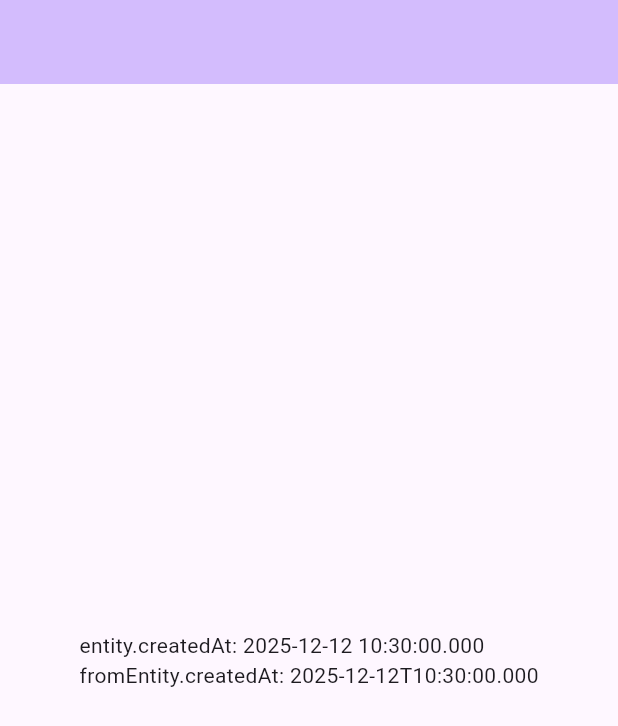
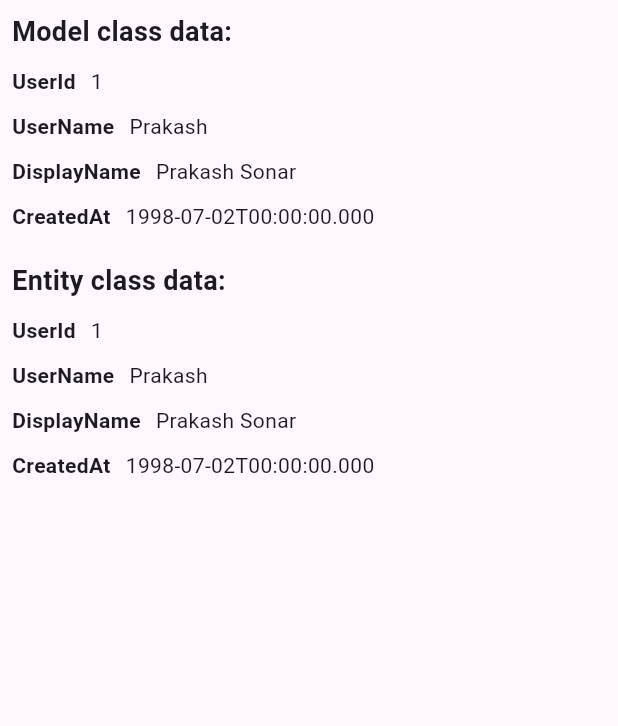
Before and after one commit to prakash-sonar-98/auto_entity, a Flutter app: the screen it shows after launch, on a phone screen of 412 x 824 dp. Shown: the top 726 px of the screen. Run offline on Flutter 3.47's test engine with Material 3 defaults, Android fonts, the phone set to English and light mode, and no system bars; missing offline and left inert: analyzer, build, source_gen; accounts and stored records are empty.

Commit message:
Bug fixes and example updated

```diff
--- a/example/lib/user_model.dart
+++ b/example/lib/data/models/user_model.dart
@@ -1,6 +1,6 @@
 import 'package:auto_entity/auto_entity.dart';
 
-import 'user_entity.dart';
+import '../../domain/entity/user_entity.dart';
 
 part 'user_model.auto_entity.g.dart';
 
@@ -13,16 +13,16 @@ class UserModel {
   final String? name;
 
   @AutoField(
-    name: 'created_at',
+    name: 'date_of_birth',
     toEntity: 'value == null ? null : DateTime.parse(value!)',
     fromEntity: 'value?.toIso8601String()',
   )
-  final String? createdAt;
+  final String? dob;
 
-  @AutoField(name: 'displayName', entityName: 'displayName')
-  final String? display;
+  @AutoField(name: 'display_name', entityName: 'displayName')
+  final String? displayName;
 
-  const UserModel({this.id, this.name, this.createdAt, this.display});
+  const UserModel({this.id, this.name, this.dob, this.displayName});
 
   factory UserModel.fromJson(Map<String, dynamic> json) =>
       _$UserModelFromJson(json);
--- /dev/null
+++ b/example/lib/domain/entity/user_entity.dart
@@ -0,0 +1,8 @@
+class UserEntity {
+  final String? id;
+  final String? name;
+  final String? displayName;
+  final DateTime? dob;
+
+  const UserEntity({this.id, this.name, this.displayName, this.dob});
+}
--- a/example/lib/main.dart
+++ b/example/lib/main.dart
@@ -1,5 +1,4 @@
-import 'package:example/user_entity.dart';
-import 'package:example/user_model.dart';
+import 'package:example/presentation/pages/user_details_page.dart';
 import 'package:flutter/material.dart';
 
 void main() {
@@ -14,51 +13,8 @@ class MyApp extends StatelessWidget {
     return MaterialApp(
       title: 'Flutter Demo',
       theme: ThemeData(colorScheme: .fromSeed(seedColor: Colors.deepPurple)),
-      home: const MyHomePage(),
+      home: const UserDetailsPage(),
+      debugShowCheckedModeBanner: false,
     );
   }
 }
-
-class MyHomePage extends StatefulWidget {
-  const MyHomePage({super.key});
-
-  @override
-  State<MyHomePage> createState() => _MyHomePageState();
-}
-
-class _MyHomePageState extends State<MyHomePage> {
-  UserEntity? _userEntity;
-  UserModel? _fromUserEntity;
-
-  @override
-  void initState() {
-    super.initState();
-
-    final userModel = UserModel(
-      id: '1',
-      name: 'Alice',
-      createdAt: DateTime.now().toIso8601String(),
-    );
-
-    // extension method on UserModel
-    _userEntity = userModel.toEntity();
-
-    // static method inside the extension
-    _fromUserEntity = UserModel.fromEntity(_userEntity!);
-  }
-
-  @override
-  Widget build(BuildContext context) {
-    return Scaffold(
-      appBar: AppBar(
-        backgroundColor: Theme.of(context).colorScheme.inversePrimary,
-      ),
-      body: Center(
-        child: Text(
-          'entity.createdAt: ${_userEntity?.createdAt}\n'
-          'fromEntity.createdAt: ${_fromUserEntity?.createdAt}',
-        ),
-      ),
-    );
-  }
-}
--- /dev/null
+++ b/example/lib/presentation/pages/user_details_page.dart
@@ -0,0 +1,87 @@
+import 'package:example/data/models/user_model.dart';
+import 'package:example/domain/entity/user_entity.dart';
+import 'package:flutter/material.dart';
+
+class UserDetailsPage extends StatefulWidget {
+  const UserDetailsPage({super.key});
+
+  @override
+  State<UserDetailsPage> createState() => _UserDetailsPageState();
+}
+
+class _UserDetailsPageState extends State<UserDetailsPage> {
+  UserEntity? _userEntity;
+  UserModel? _fromUserEntity;
+
+  void _getData() {
+    final userModel = UserModel.fromJson({
+      'user_id': '1',
+      'user_name': 'Prakash',
+      'display_name': 'Prakash Sonar',
+      'date_of_birth': DateTime(1998, 7, 2).toIso8601String(),
+    });
+
+    // extension method on UserModel
+    _userEntity = userModel.toEntity();
+
+    // static method inside the extension
+    _fromUserEntity = UserModel.fromEntity(_userEntity!);
+  }
+
+  @override
+  void initState() {
+    _getData();
+    super.initState();
+  }
+
+  @override
+  Widget build(BuildContext context) {
+    return Scaffold(
+      body: SafeArea(
+        child: Padding(
+          padding: const EdgeInsets.all(8.0),
+          child: Column(
+            crossAxisAlignment: .start,
+            children: [
+              Text(
+                'Model class data:',
+                style: TextStyle(fontWeight: FontWeight.bold, fontSize: 18),
+              ),
+              const SizedBox(height: 10),
+              _textWidget('UserId', _fromUserEntity?.id ?? ''),
+              const SizedBox(height: 10),
+              _textWidget('UserName', _fromUserEntity?.name ?? ''),
+              const SizedBox(height: 10),
+              _textWidget('DisplayName', _fromUserEntity?.displayName ?? ''),
+              const SizedBox(height: 10),
+              _textWidget('CreatedAt', _fromUserEntity?.dob ?? ''),
+              const SizedBox(height: 20),
+              Text(
+                'Entity class data:',
+                style: TextStyle(fontWeight: FontWeight.bold, fontSize: 18),
+              ),
+              const SizedBox(height: 10),
+              _textWidget('UserId', _userEntity?.id ?? ''),
+              const SizedBox(height: 10),
+              _textWidget('UserName', _userEntity?.name ?? ''),
+              const SizedBox(height: 10),
+              _textWidget('DisplayName', _userEntity?.displayName ?? ''),
+              const SizedBox(height: 10),
+              _textWidget('CreatedAt', _userEntity?.dob?.toIso8601String() ?? ''),
+            ],
+          ),
+        ),
+      ),
+    );
+  }
+
+  Widget _textWidget(String key, String value) {
+    return Row(
+      children: [
+        Text(key, style: TextStyle(fontWeight: FontWeight.bold)),
+        const SizedBox(width: 10),
+        Text(value),
+      ],
+    );
+  }
+}
--- a/example/lib/user_entity.dart
+++ /dev/null
@@ -1,8 +0,0 @@
-class UserEntity {
-  final String? id;
-  final String? name;
-  final DateTime? createdAt;
-  final String? displayName;
-
-  const UserEntity({this.id, this.name, this.createdAt, this.displayName});
-}
--- a/pubspec.yaml
+++ b/pubspec.yaml
@@ -1,6 +1,6 @@
 name: auto_entity
 description: "Lightweight Dart/Flutter code generator for JSON serialization and model-entity mapping."
-version: 1.0.0
+version: 1.0.1
 homepage: https://github.com/prakash-sonar-98/auto_entity
 repository: https://github.com/prakash-sonar-98/auto_entity
 issue_tracker: https://github.com/prakash-sonar-98/auto_entity/issues
```
Also changed, not shown: example/lib/data/models/user_model.auto_entity.g.dart, example/pubspec.lock, 1 other file.
